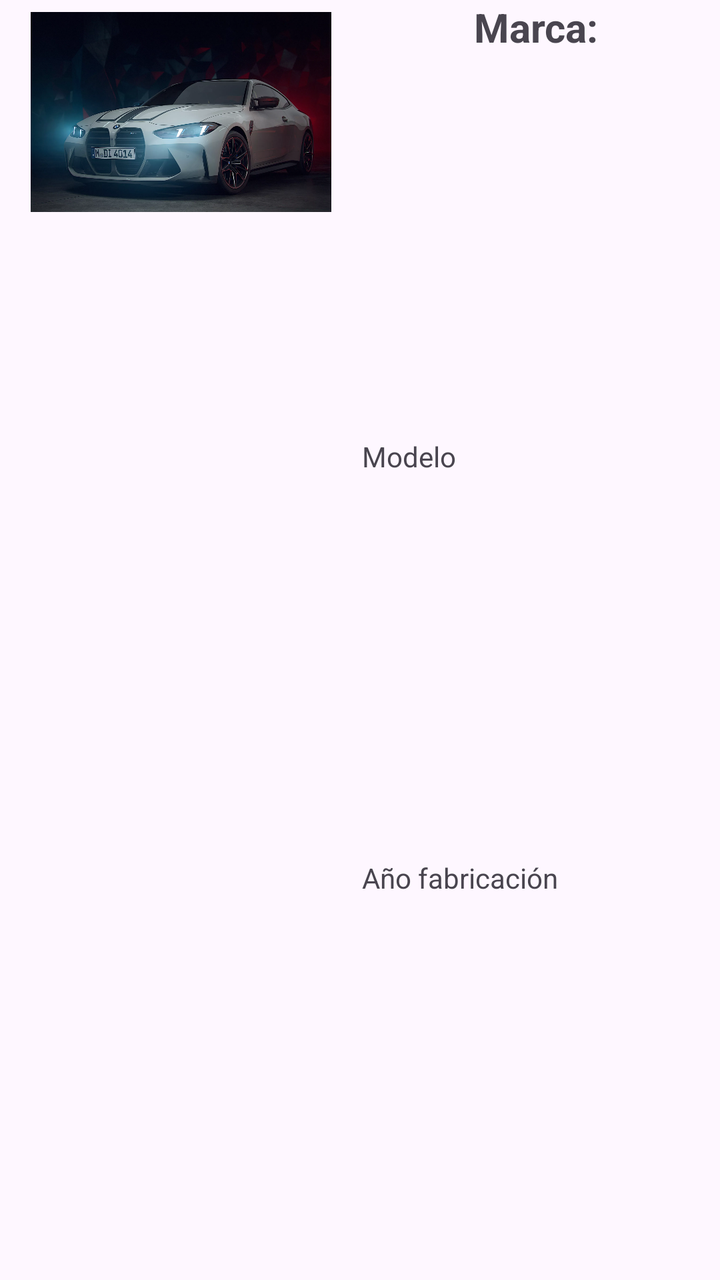
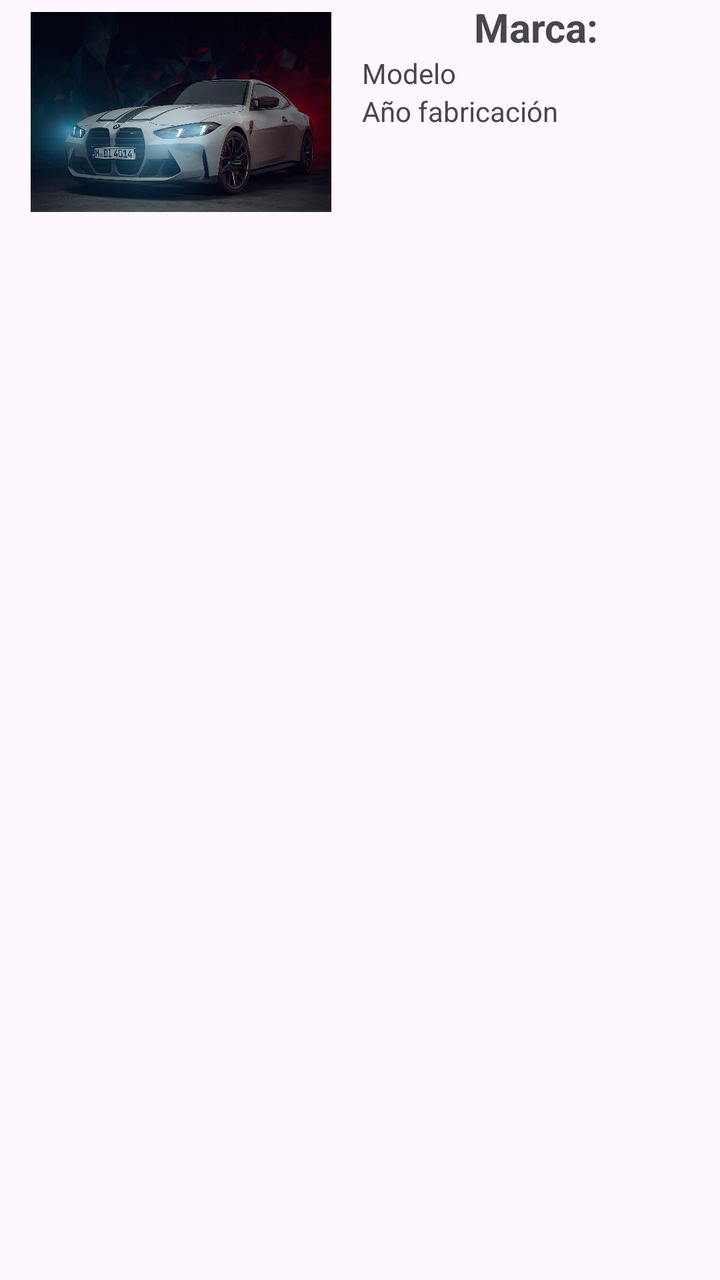

Screens rendered from an Android XML layout before and after an edit, with the pre-edit source and the edit as a unified diff.
<!-- AndroidManifest.xml: application theme Theme.PracticaAndroid -->
<!-- res/layout/tarjeta_coche.xml -->
<?xml version="1.0" encoding="utf-8"?>
<LinearLayout xmlns:android="http://schemas.android.com/apk/res/android"
    xmlns:app="http://schemas.android.com/apk/res-auto"
    android:id="@+id/base_tarjeta"
    android:layout_width="match_parent"
    android:layout_height="wrap_content"
    android:layout_weight="1">

    <ImageView
        android:id="@+id/imageView"
        android:layout_width="350dp"
        android:layout_height="100dp"
        android:layout_margin="6dp"
        android:layout_weight="1"
        app:srcCompat="@drawable/bmw" />

    <LinearLayout
        android:layout_width="match_parent"
        android:layout_height="match_parent"
        android:layout_weight="1"
        android:orientation="vertical">

        <TextView
            android:id="@+id/tarjeta_marca"
            android:layout_width="match_parent"
            android:layout_height="wrap_content"
            android:layout_weight="1"
            android:text="Marca: "
            android:textAlignment="center"
            android:textSize="20dp"
            android:textStyle="bold" />

        <TextView
            android:id="@+id/textView5"
            android:layout_width="match_parent"
            android:layout_height="wrap_content"
            android:layout_weight="1"
            android:text="Modelo" />

        <TextView
            android:id="@+id/textView6"
            android:layout_width="match_parent"
            android:layout_height="wrap_content"
            android:layout_weight="1"
            android:text="Año fabricación" />
    </LinearLayout>
</LinearLayout>
<!-- resources referenced by this layout -->
<resources>
  <!-- drawable bmw: png bitmap (drawable, 109470 bytes) -->
  <style name="Theme.PracticaAndroid" parent="Base.Theme.PracticaAndroid" />
  <style name="Base.Theme.PracticaAndroid" parent="Theme.Material3.DayNight.NoActionBar">
          
          
      </style>
</resources>

<!-- the commit's change to res/layout/tarjeta_coche.xml (unified diff, before → after) -->
@@ -14,34 +14,39 @@
         android:layout_weight="1"
         app:srcCompat="@drawable/bmw" />
 
-    <LinearLayout
+    <ScrollView
         android:layout_width="match_parent"
         android:layout_height="match_parent"
-        android:layout_weight="1"
-        android:orientation="vertical">
+        android:layout_weight="1">
 
-        <TextView
-            android:id="@+id/tarjeta_marca"
+        <LinearLayout
             android:layout_width="match_parent"
             android:layout_height="wrap_content"
-            android:layout_weight="1"
-            android:text="Marca: "
-            android:textAlignment="center"
-            android:textSize="20dp"
-            android:textStyle="bold" />
+            android:orientation="vertical" >
 
-        <TextView
-            android:id="@+id/textView5"
-            android:layout_width="match_parent"
-            android:layout_height="wrap_content"
-            android:layout_weight="1"
-            android:text="Modelo" />
+            <TextView
+                android:id="@+id/tarjeta_marca"
+                android:layout_width="match_parent"
+                android:layout_height="wrap_content"
+                android:layout_weight="1"
+                android:text="Marca: "
+                android:textAlignment="center"
+                android:textSize="20dp"
+                android:textStyle="bold" />
 
-        <TextView
-            android:id="@+id/textView6"
-            android:layout_width="match_parent"
-            android:layout_height="wrap_content"
-            android:layout_weight="1"
-            android:text="Año fabricación" />
-    </LinearLayout>
+            <TextView
+                android:id="@+id/textView5"
+                android:layout_width="match_parent"
+                android:layout_height="wrap_content"
+                android:layout_weight="1"
+                android:text="Modelo" />
+
+            <TextView
+                android:id="@+id/textView6"
+                android:layout_width="match_parent"
+                android:layout_height="wrap_content"
+                android:layout_weight="1"
+                android:text="Año fabricación" />
+        </LinearLayout>
+    </ScrollView>
 </LinearLayout>
